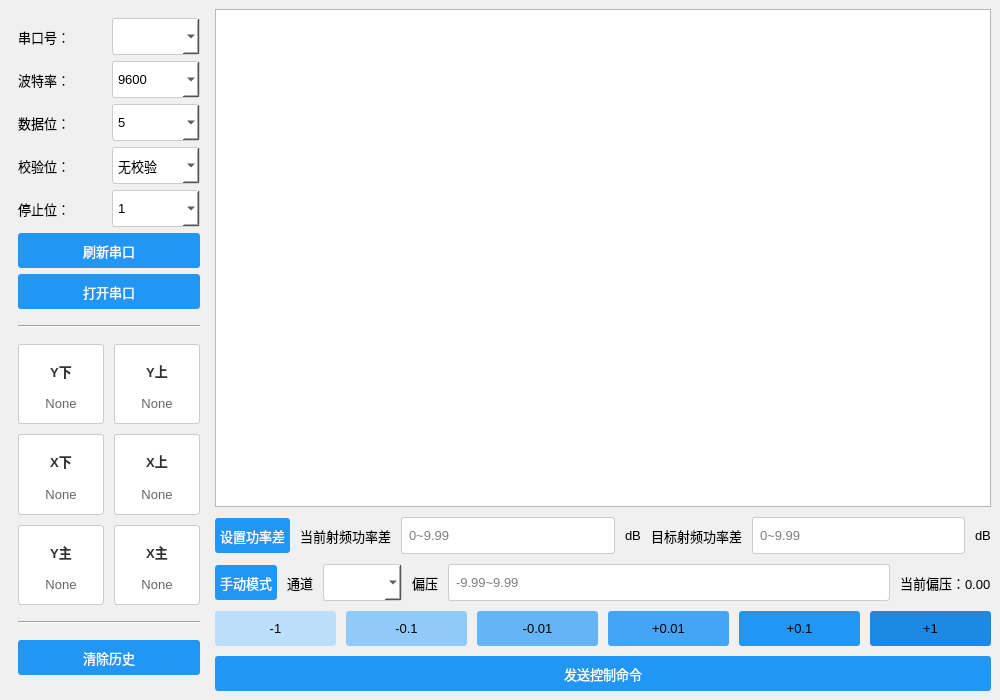
This is mainwindow.ui in ckdfs/qttest1 as Qt 5 draws it before an edit. The edited form follows.
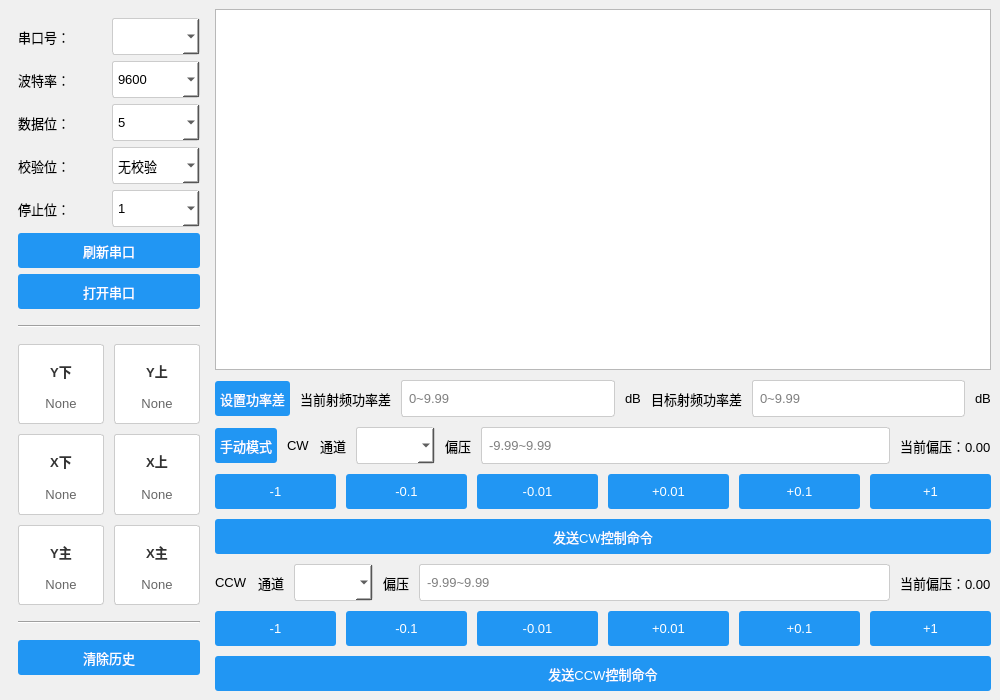
This is the edited form.

Commit message:
添加 CW/CCW 双DAC控制功能
- 在 mainwindow.h 中引入了用于处理 CW 和 CCW 电压更新和控制命令的新插槽。
- 更新了 mainwindow.ui，为 CW 和 CCW 控制添加了单独的 UI 元素，包括标签、组合框、行编辑以及用于电压调整和命令发送的按钮。
- 组织了布局以适应新的 CW 和 CCW 部分，确保两种模式之间清晰区分。

```diff
--- a/mainwindow.ui
+++ b/mainwindow.ui
@@ -807,11 +807,10 @@
       <item>
        <layout class="QVBoxLayout" name="controlLayout">
         <item>
-         <layout class="QHBoxLayout" name="horizontalMinusPlusLayout">
-          <property name="spacing">
-           <number>10</number>
-          </property>
+         <layout class="QVBoxLayout" name="verticalLayoutCW">
           <item>
+           <layout class="QHBoxLayout" name="horizontalMinusPlusLayoutCW">
+            <item>
            <widget class="QPushButton" name="buttonToggleMode">
             <property name="text">
              <string>手动模式</string>
@@ -819,161 +818,179 @@
            </widget>
           </item>
           <item>
-           <widget class="QLabel" name="labelChannel">
+           <widget class="QLabel" name="labelCW">
             <property name="text">
+             <string>CW</string>
+            </property>
+           </widget>
+          </item>
+          <item>
+           <widget class="QLabel" name="labelChannelCW">
+            <property name="text">
              <string>通道</string>
             </property>
            </widget>
           </item>
           <item>
-           <widget class="QComboBox" name="comboBoxChannel">
+           <widget class="QComboBox" name="comboBoxChannelCW">
             <property name="minimumWidth">
              <number>100</number>
             </property>
            </widget>
           </item>
           <item>
-           <widget class="QLabel" name="labelVoltage">
+           <widget class="QLabel" name="labelVoltageCW">
             <property name="text">
              <string>偏压</string>
             </property>
            </widget>
           </item>
           <item>
-           <widget class="QLineEdit" name="lineEditVoltage">
+           <widget class="QLineEdit" name="lineEditVoltageCW">
             <property name="placeholderText">
              <string>-9.99~9.99</string>
             </property>
            </widget>
           </item>
           <item>
-           <widget class="QLabel" name="labelCurrentVoltage">
+           <widget class="QLabel" name="labelCurrentVoltageCW">
             <property name="text">
              <string>当前偏压：0.00</string>
             </property>
            </widget>
           </item>
+           </layout>
+          </item>
+          <item>
+           <layout class="QHBoxLayout" name="MinuxPlusLayoutCW">
+            <item>
+             <widget class="QPushButton" name="buttonVoltageMinus0_CW">
+              <property name="text"><string>-1</string></property>
+             </widget>
+            </item>
+            <item>
+             <widget class="QPushButton" name="buttonVoltageMinus1_CW">
+              <property name="text"><string>-0.1</string></property>
+             </widget>
+            </item>
+            <item>
+             <widget class="QPushButton" name="buttonVoltageMinus2_CW">
+              <property name="text"><string>-0.01</string></property>
+             </widget>
+            </item>
+            <item>
+             <widget class="QPushButton" name="buttonVoltagePlus2_CW">
+              <property name="text"><string>+0.01</string></property>
+             </widget>
+            </item>
+            <item>
+             <widget class="QPushButton" name="buttonVoltagePlus1_CW">
+              <property name="text"><string>+0.1</string></property>
+             </widget>
+            </item>
+            <item>
+             <widget class="QPushButton" name="buttonVoltagePlus0_CW">
+              <property name="text"><string>+1</string></property>
+             </widget>
+            </item>
+           </layout>
+          </item>
+          <item>
+           <widget class="QPushButton" name="buttonSendControlCW">
+            <property name="text"><string>发送CW控制命令</string></property>
+           </widget>
+          </item>
          </layout>
         </item>
         <item>
-         <layout class="QHBoxLayout" name="MinuxPlusLayout">
+         <layout class="QVBoxLayout" name="verticalLayoutCCW">
           <item>
-            <widget class="QPushButton" name="buttonVoltageMinus0">
-              <property name="text">
-                <string>-1</string>
-              </property>
-              <property name="styleSheet">
-                <string>
-                  QPushButton {
-                    background-color: #BBDEFB;
-                    color: black;
-                  }
-                  QPushButton:hover {
-                    background-color: #90CAF9;
-                  }
-                </string>
-              </property>
-            </widget>
+           <layout class="QHBoxLayout" name="horizontalMinusPlusLayoutCCW">
+            <item>
+           <widget class="QLabel" name="labelCCW">
+            <property name="text">
+             <string>CCW</string>
+            </property>
+           </widget>
           </item>
           <item>
-            <widget class="QPushButton" name="buttonVoltageMinus1">
-              <property name="text">
-                <string>-0.1</string>
-              </property>
-              <property name="styleSheet">
-                <string>
-                  QPushButton {
-                    background-color: #90CAF9;
-                    color: black;
-                  }
-                  QPushButton:hover {
-                    background-color: #64B5F6;
-                  }
-                </string>
-              </property>
-            </widget>
+           <widget class="QLabel" name="labelChannelCCW">
+            <property name="text">
+             <string>通道</string>
+            </property>
+           </widget>
           </item>
           <item>
-            <widget class="QPushButton" name="buttonVoltageMinus2">
-              <property name="text">
-                <string>-0.01</string>
-              </property>
-              <property name="styleSheet">
-                <string>
-                  QPushButton {
-                    background-color: #64B5F6;
-                    color: black;
-                  }
-                  QPushButton:hover {
-                    background-color: #42A5F5;
-                  }
-                </string>
-              </property>
-            </widget>
+           <widget class="QComboBox" name="comboBoxChannelCCW">
+            <property name="minimumWidth">
+             <number>100</number>
+            </property>
+           </widget>
           </item>
           <item>
-            <widget class="QPushButton" name="buttonVoltagePlus2">
-              <property name="text">
-                <string>+0.01</string>
-              </property>
-              <property name="styleSheet">
-                <string>
-                  QPushButton {
-                    background-color: #42A5F5;
-                    color: black;
-                  }
-                  QPushButton:hover {
-                    background-color: #2196F3;
-                  }
-                </string>
-              </property>
-            </widget>
+           <widget class="QLabel" name="labelVoltageCCW">
+            <property name="text">
+             <string>偏压</string>
+            </property>
+           </widget>
           </item>
           <item>
-            <widget class="QPushButton" name="buttonVoltagePlus1">
-              <property name="text">
-                <string>+0.1</string>
-              </property>
-              <property name="styleSheet">
-                <string>
-                  QPushButton {
-                    background-color: #2196F3;
-                    color: black;
-                  }
-                  QPushButton:hover {
-                    background-color: #1E88E5;
-                  }
-                </string>
-              </property>
-            </widget>
+           <widget class="QLineEdit" name="lineEditVoltageCCW">
+            <property name="placeholderText">
+             <string>-9.99~9.99</string>
+            </property>
+           </widget>
           </item>
           <item>
-            <widget class="QPushButton" name="buttonVoltagePlus0">
-              <property name="text">
-                <string>+1</string>
-              </property>
-              <property name="styleSheet">
-                <string>
-                  QPushButton {
-                    background-color: #1E88E5;
-                    color: black;
-                  }
-                  QPushButton:hover {
-                    background-color: #1565C0;
-                  }
-                </string>
-              </property>
-            </widget>
+           <widget class="QLabel" name="labelCurrentVoltageCCW">
+            <property name="text">
+             <string>当前偏压：0.00</string>
+            </property>
+           </widget>
           </item>
+           </layout>
+          </item>
+          <item>
+           <layout class="QHBoxLayout" name="MinuxPlusLayoutCCW">
+            <item>
+             <widget class="QPushButton" name="buttonVoltageMinus0_CCW">
+              <property name="text"><string>-1</string></property>
+             </widget>
+            </item>
+            <item>
+             <widget class="QPushButton" name="buttonVoltageMinus1_CCW">
+              <property name="text"><string>-0.1</string></property>
+             </widget>
+            </item>
+            <item>
+             <widget class="QPushButton" name="buttonVoltageMinus2_CCW">
+              <property name="text"><string>-0.01</string></property>
+             </widget>
+            </item>
+            <item>
+             <widget class="QPushButton" name="buttonVoltagePlus2_CCW">
+              <property name="text"><string>+0.01</string></property>
+             </widget>
+            </item>
+            <item>
+             <widget class="QPushButton" name="buttonVoltagePlus1_CCW">
+              <property name="text"><string>+0.1</string></property>
+             </widget>
+            </item>
+            <item>
+             <widget class="QPushButton" name="buttonVoltagePlus0_CCW">
+              <property name="text"><string>+1</string></property>
+             </widget>
+            </item>
+           </layout>
+          </item>
+          <item>
+           <widget class="QPushButton" name="buttonSendControlCCW">
+            <property name="text"><string>发送CCW控制命令</string></property>
+           </widget>
+          </item>
          </layout>
         </item>
-        <item>
-         <widget class="QPushButton" name="buttonSendControl">
-          <property name="text">
-            <string>发送控制命令</string>
-          </property>
-         </widget>
-        </item>
        </layout>
       </item>
      </layout>
```
The commit also changes 3 other files.
